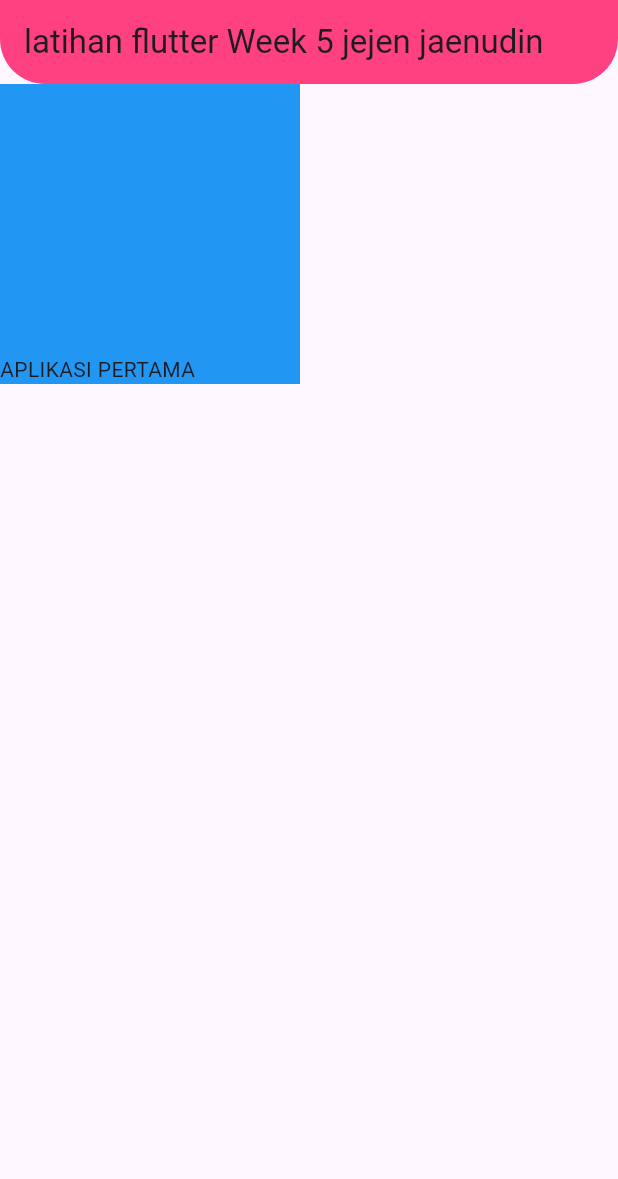
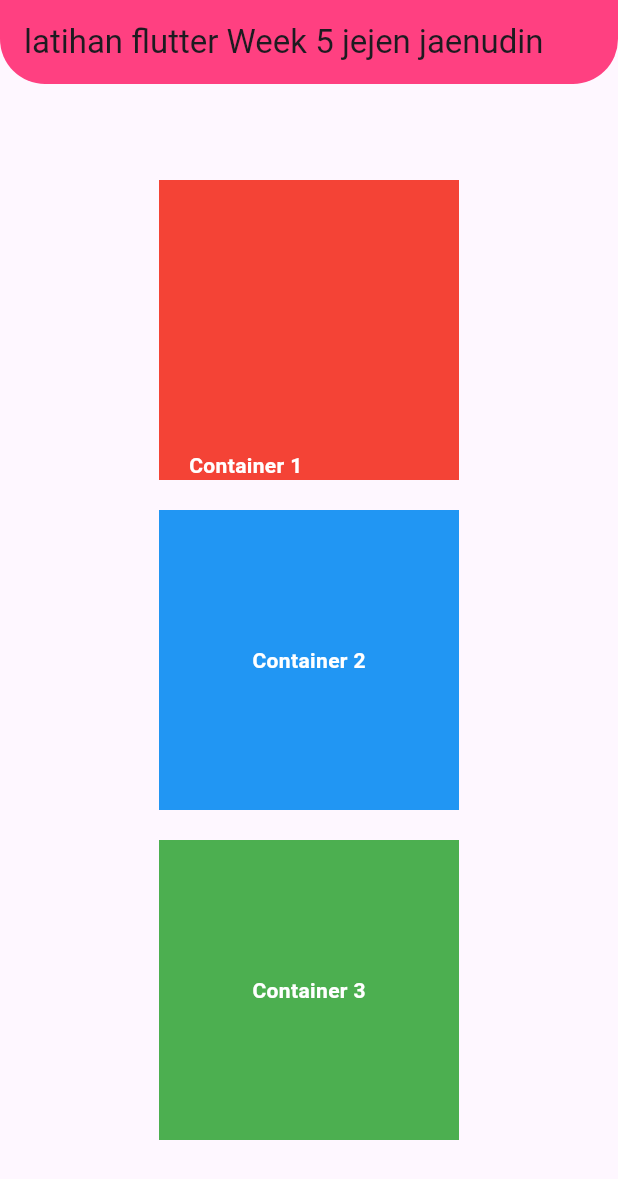
Before and after one commit to jejenjaenudin0895/Tugas_week_5_-1125170031-, a Flutter app: the screen it shows after launch, on a phone screen of 412 x 824 dp. Shown: the top 1179 px of the screen. Run offline on Flutter 3.47's test engine with Material 3 defaults, Android fonts, the phone set to English and light mode, and no system bars.

Commit message:
container 3 buah

```diff
--- a/lib/main.dart
+++ b/lib/main.dart
@@ -1,4 +1,6 @@
   import 'package:flutter/material.dart';
+
+
 
   void main() {
     runApp(const MyApp());
@@ -28,18 +30,57 @@ class MyHome extends StatelessWidget {
             borderRadius: BorderRadius.vertical(bottom: Radius.circular(30))
           ),
         ),
-        body:
+          body:Center(
+            child: SingleChildScrollView(
+              child: Column(
+                mainAxisAlignment: MainAxisAlignment.center,
+                  children: [
                     Container(
-          width : 200,
-            height : 200,
-              color : Colors.blue,
-                child: Align(
-              alignment : AlignmentGeometry.bottomLeft,
-              child : Text("APLIKASI PERTAMA"),
+                      width: 200,
+                      height: 200,
+                      color: Colors.red,
+                      padding: EdgeInsets.only(left: 20, top:10),
+                      alignment: Alignment.bottomLeft,
+                      child: Text(
+                        "Container 1",
+                        style: TextStyle(
+                          color: Colors.white,
+                          fontWeight: FontWeight.bold,
                         ),
-        )
+                      ),
+                ),
+                SizedBox(height: 20),
+                Container(
+                  width: 200,
+                  height: 200,
+                  color: Colors.blue,
+                  alignment: Alignment.center,
+                  child: Text(
+                  "Container 2",
+                  style: TextStyle(
+                    color: Colors.white,
+                    fontWeight: FontWeight.bold,
+                  ),
+                ),
+              ),
+              const SizedBox(height: 20),
+              Container(
+                width: 200,
+                height: 200,
+                color: Colors.green,
+                alignment: Alignment.center,
+                child: Text(
+                  "Container 3",
+                  style: TextStyle(
+                    color: Colors.white,
+                    fontWeight: FontWeight.bold,
+                  ),
+                ),
+              ),
+             ],
+            ),
+          ),
+        ),
       );
     }
-
-
   }
--- a/pubspec.yaml
+++ b/pubspec.yaml
@@ -58,8 +58,8 @@ flutter:
   uses-material-design: true
 
   # To add assets to your application, add an assets section, like this:
-  # assets:
-  #   - images/a_dot_burr.jpeg
+  #  assets:
+  #   - assets/images/pialadunia.jpeg
   #   - images/a_dot_ham.jpeg
 
   # An image asset can refer to one or more resolution-specific "variants", see
```
Also changed, not shown: assets/images/pialadunia.jpg (added), images/container1.png (added), images/container1code.png (added), 1 other file. Lines whose indentation alone changed are shown as unchanged.
